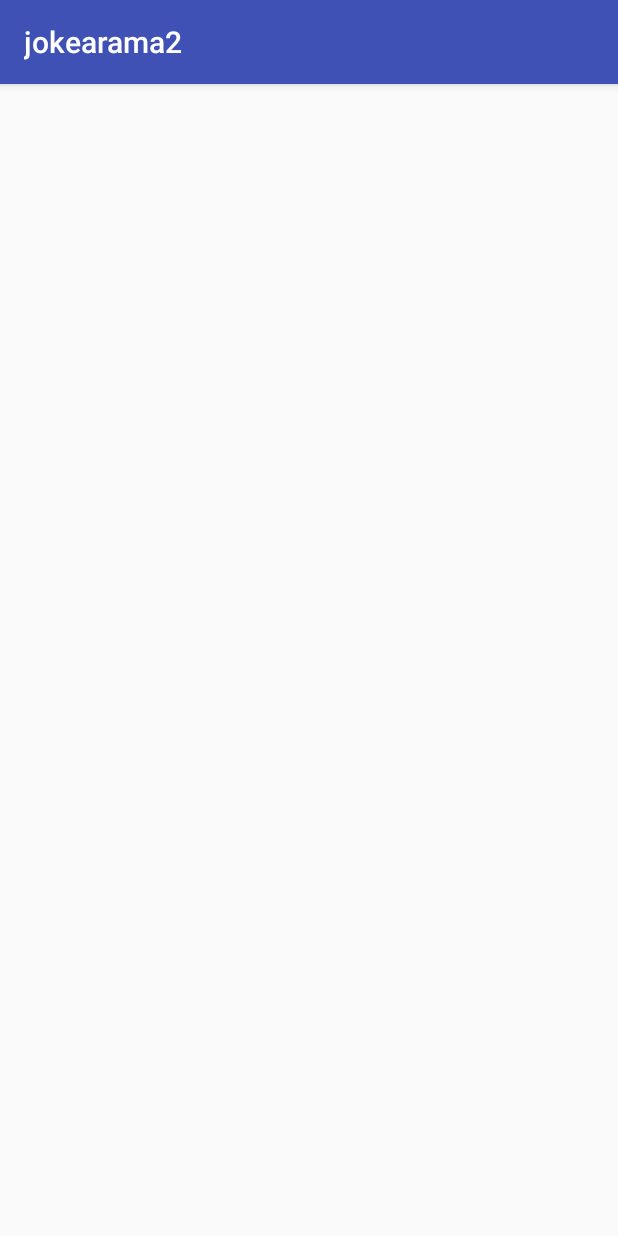
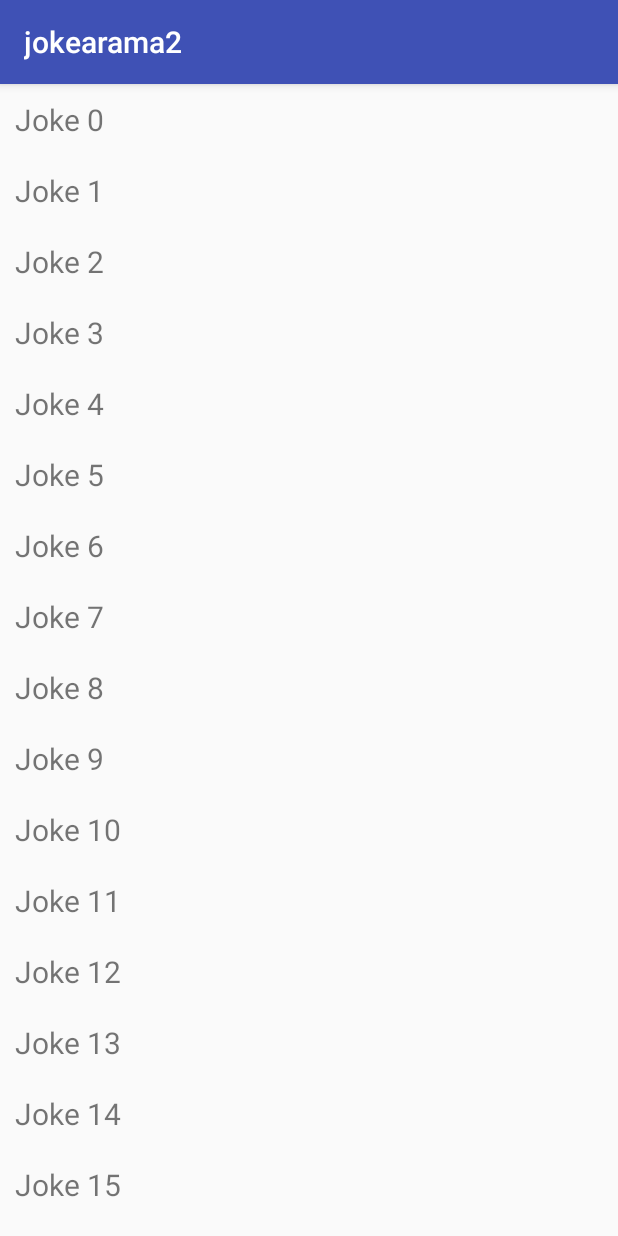
Before and after one commit to joshuajmurray/Jokearama2, an Android app: the screen it shows after launch (MainActivity), on a phone screen of 412 x 824 dp. Run offline under Robolectric (Android 15) with nearby library versions, the phone set to English and light mode, and no system bars.

Commit message:
implemented recycler view in main

```diff
--- a/app/src/main/AndroidManifest.xml
+++ b/app/src/main/AndroidManifest.xml
@@ -16,6 +16,7 @@
                 <category android:name="android.intent.category.LAUNCHER" />
             </intent-filter>
         </activity>
+        <activity android:name=".JokeActivity"></activity>
     </application>
 
 </manifest>
--- /dev/null
+++ b/app/src/main/java/com/jmurray/android/jokearama2/JokeFactory.java
@@ -0,0 +1,26 @@
+package com.jmurray.android.jokearama2;
+//generate jokes here
+
+import java.util.ArrayList;
+import java.util.List;
+
+/**
+ * Created by joshua on 12/2/2017.
+ */
+
+public class JokeFactory {
+    private List<Jokes> mJokes;
+
+    public JokeFactory() {
+        mJokes = new ArrayList<>();
+        for(int i = 0; i < 50; i++) {
+            Jokes joke = new Jokes("Joke " + i);
+            mJokes.add(joke);
+        }
+    }
+
+    public List<Jokes> getJokes() {
+        return mJokes;
+    }
+
+}
--- /dev/null
+++ b/app/src/main/java/com/jmurray/android/jokearama2/Jokes.java
@@ -0,0 +1,18 @@
+package com.jmurray.android.jokearama2;
+//model
+/**
+ * Created by joshua on 12/2/2017.
+ */
+
+public class Jokes {
+    private String jokeName;
+
+    public Jokes (String name) {
+        jokeName = name;
+    }
+
+    public String getJokeName() {
+        return jokeName;
+    }
+
+}
--- a/app/src/main/java/com/jmurray/android/jokearama2/MainActivity.java
+++ b/app/src/main/java/com/jmurray/android/jokearama2/MainActivity.java
@@ -1,13 +1,83 @@
 package com.jmurray.android.jokearama2;
 
+import android.content.Intent;
 import android.support.v7.app.AppCompatActivity;
 import android.os.Bundle;
+import android.support.v7.widget.LinearLayoutManager;
+import android.support.v7.widget.RecyclerView;
+import android.view.LayoutInflater;
+import android.view.View;
+import android.view.ViewGroup;
+import android.widget.TextView;
+
+import java.util.List;
 
 public class MainActivity extends AppCompatActivity {
+    private RecyclerView mRecyclerView;
+    private JokeAdapter mAdapter;
 
     @Override
     protected void onCreate(Bundle savedInstanceState) {
         super.onCreate(savedInstanceState);
         setContentView(R.layout.activity_main);
+
+        mRecyclerView = (RecyclerView) findViewById(R.id.joke_view);
+        mRecyclerView.setLayoutManager(new LinearLayoutManager(MainActivity.this));
+
+        JokeFactory jokeFactory = new JokeFactory();
+        List<Jokes> jokes = jokeFactory.getJokes();
+
+        mAdapter = new JokeAdapter(jokes);
+        mRecyclerView.setAdapter(mAdapter);
+    }
+
+    private class JokeHolder extends RecyclerView.ViewHolder implements View.OnClickListener {
+        private TextView mJokeName;
+        private Jokes mJoke;
+
+        public JokeHolder(LayoutInflater inflater, ViewGroup parent) {
+            super(inflater.inflate(R.layout.joke_view, parent, false));
+            itemView.setOnClickListener(this);
+
+            mJokeName = (TextView) itemView.findViewById(R.id.joke_name);
+        }
+
+        public void bind(Jokes joke) {
+            mJoke = joke;
+            mJokeName.setText(mJoke.getJokeName());
+        }
+
+        @Override
+        public void onClick(View v){
+            Intent intent = new Intent(MainActivity.this, JokeActivity.class);
+            intent.putExtra("JokeName", mJoke.getJokeName());
+            startActivity(intent);
+        }
+    }
+
+    private class JokeAdapter extends RecyclerView.Adapter<JokeHolder> {
+
+        private List<Jokes> mJokes;
+
+        public JokeAdapter(List<Jokes> jokes) {
+            mJokes = jokes;
+        }
+
+        @Override
+        public JokeHolder onCreateViewHolder(ViewGroup parent, int viewType) {
+            LayoutInflater layoutInflater = LayoutInflater.from(MainActivity.this);
+            return new JokeHolder(layoutInflater, parent);
+        }
+
+        @Override
+        public void onBindViewHolder(JokeHolder holder, int position) {
+            Jokes joke = mJokes.get(position);
+            holder.bind(joke);
+        }
+
+        @Override
+        public int getItemCount() {
+            return mJokes.size();
+        }
     }
 }
--- a/app/src/main/res/layout/activity_main.xml
+++ b/app/src/main/res/layout/activity_main.xml
@@ -1,9 +1,7 @@
-<?xml version="1.0" encoding="utf-8"?>
-<android.support.constraint.ConstraintLayout xmlns:android="http://schemas.android.com/apk/res/android"
-    xmlns:app="http://schemas.android.com/apk/res-auto"
-    xmlns:tools="http://schemas.android.com/tools"
+<android.support.v7.widget.RecyclerView
+    xmlns:android="http://schemas.android.com/apk/res/android"
+    android:id="@+id/joke_view"
     android:layout_width="match_parent"
-    android:layout_height="match_parent"
-    tools:context="com.jmurray.android.jokearama2.MainActivity">
+    android:layout_height="match_parent">
 
-</android.support.constraint.ConstraintLayout>
+</android.support.v7.widget.RecyclerView>
--- /dev/null
+++ b/app/src/main/res/layout/joke_view.xml
@@ -0,0 +1,16 @@
+<?xml version="1.0" encoding="utf-8"?>
+<LinearLayout
+    xmlns:android="http://schemas.android.com/apk/res/android"
+    android:layout_width="match_parent"
+    android:layout_height="wrap_content"
+    android:orientation="horizontal"
+    android:padding="10dp">
+
+    <TextView
+        android:id="@+id/joke_name"
+        android:text="jack"
+        android:layout_width="wrap_content"
+        android:layout_height="wrap_content"
+        android:textSize="20dp" />
+
+</LinearLayout>
```
Also changed, not shown: app/build.gradle (+6 -3 lines), app/src/main/java/com/jmurray/android/jokearama2/JokeActivity.java (added, +23 -0 lines), app/src/main/res/layout/activity_joke.xml (added, +14 -0 lines), app/src/main/res/menu/activity_main.xml (added, +8 -0 lines), app/src/main/res/drawable-hdpi/ic_action_name.png (added), app/src/main/res/drawable-mdpi/ic_action_name.png (added), app/src/main/res/drawable-xhdpi/ic_action_name.png (added), app/src/main/res/drawable-xxhdpi/ic_action_name.png (added).
